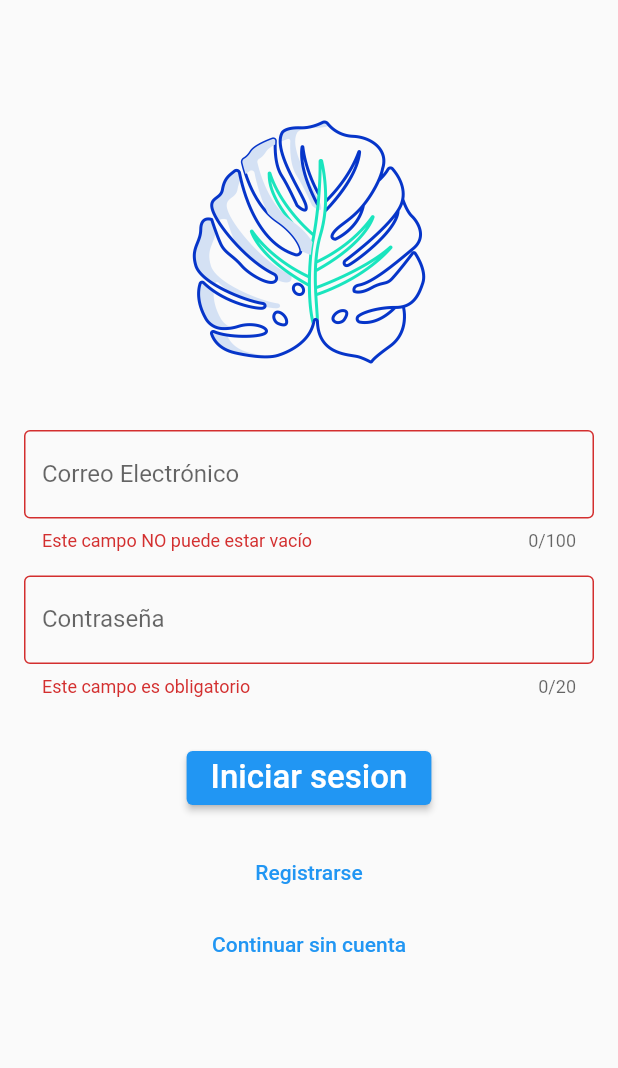
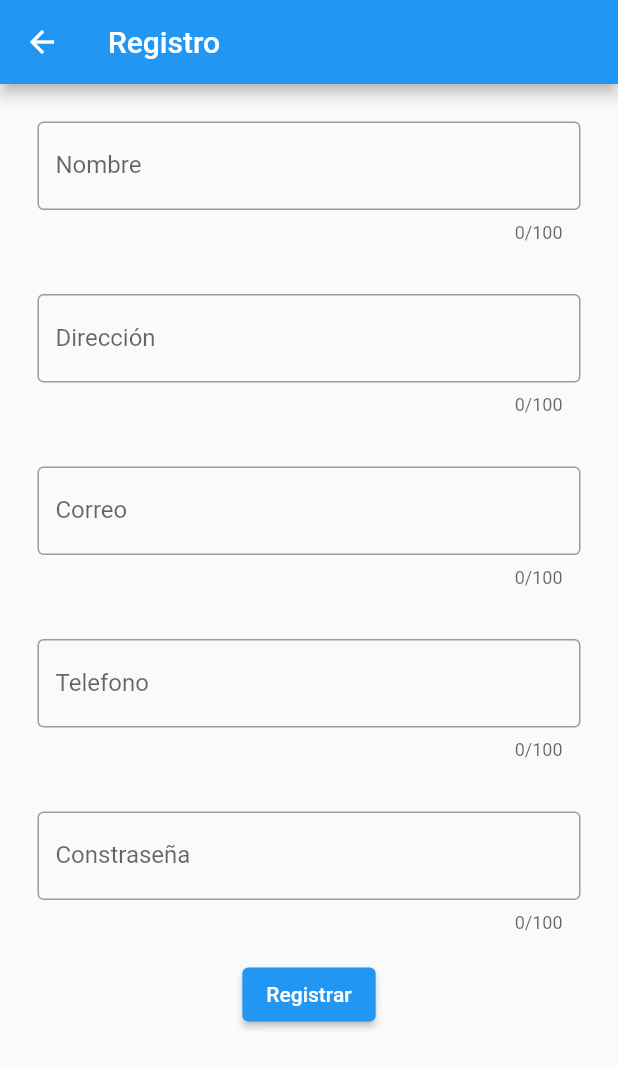
Before and after one commit to SilviaBec/AppUno, a Flutter app: the screen it shows after launch, after a tap on "Iniciar sesion", after a tap on "Registrarse", on a phone screen of 412 x 824 dp. Shown: the top 1068 px of the screen. Run offline on Flutter 3.47's test engine with Material 2 defaults, Android fonts, the phone set to English and light mode, and no system bars.

Commit message:
RegisterPage, ajuste login y widget test

```diff
--- a/lib/view/pages/login.dart
+++ b/lib/view/pages/login.dart
@@ -1,4 +1,6 @@
 // import 'dart:js';
+
+import 'register.dart';
 
 import '../../controller/login.dart';
 
@@ -33,7 +35,10 @@ class LoginPage extends StatelessWidget {
           _logo(),
           _form(context),
 
-                  TextButton(onPressed: (){}, child: const Text("Registrarse"),),
+                  TextButton(
+                  onPressed:() {
+                    Navigator.push(context,MaterialPageRoute(builder: (context)=> RegisterPage()));
+                  },child: const Text("Registrarse"),),
                   TextButton(onPressed: (){}, child: const Text("Continuar sin cuenta"),),
 
           ],),
--- /dev/null
+++ b/lib/view/pages/register.dart
@@ -0,0 +1,79 @@
+import 'package:flutter/material.dart';
+
+class RegisterReq{
+  late String nombre;
+  late String direccion;
+  late String correo;
+  late String? telefono;
+  late String clave;
+
+  @override
+  String toString() {
+
+    return "$nombre,$direccion,$correo,$telefono,$clave";
+  }
+
+
+}
+
+class RegisterPage extends StatelessWidget {
+  late RegisterReq _datos;
+  RegisterPage({super.key}){
+    _datos=RegisterReq();
+  }
+
+  @override
+  Widget build(BuildContext context) {
+    var formKey=GlobalKey<FormState>();
+    return Scaffold(
+      appBar: AppBar(title: const Text("Registro"),),
+      body:Form(
+        key:formKey,
+        child: Padding(
+          padding: const EdgeInsets.all( 8.0),
+          child: SingleChildScrollView(
+            child:Column(children: [
+              _basicWidget("Nombre", validarCampoRequerido,(newValue) { _datos.nombre = newValue!;}),
+              _basicWidget("Dirección", validarCampoRequerido, (newValue) {_datos.direccion = newValue!; }),
+              _basicWidget("Correo", validarCampoRequerido, (newValue) {_datos.correo = newValue!; }),
+              _basicWidget("Telefono", (value) => null, (newValue) {_datos.telefono = newValue; }),
+              _basicWidget("Constraseña", validarCampoRequerido, (newValue) {_datos.clave = newValue!; }),
+              ElevatedButton(onPressed: (){
+                if(formKey.currentState!.validate()){
+                  formKey.currentState!.save();
+                  print(_datos);
+                }
+              }, child: const Text("Registrar"))
+            ],)
+          ),
+        ),
+      ),
+    );
+  }
+
+
+  String? validarCampoRequerido(String? value){
+    if(value== null || value.isEmpty){
+      return "El campo es obligatorio";
+    }
+    return null;
+  }
+
+
+  Widget _basicWidget(String title,FormFieldValidator<String?> validate , FormFieldSetter<String?> save){
+    return Padding(
+      padding: const EdgeInsets.all(17.0),
+      child: TextFormField(
+        keyboardType: TextInputType.emailAddress,
+        maxLength: 100,
+                obscureText: false,
+                decoration:  InputDecoration(
+                border:const  OutlineInputBorder(),
+                labelText: title,
+            ),
+            validator: validate,
+            onSaved: save,
+          ),
+    );
+  }
+}
```
Also changed, not shown: 1 other file.
